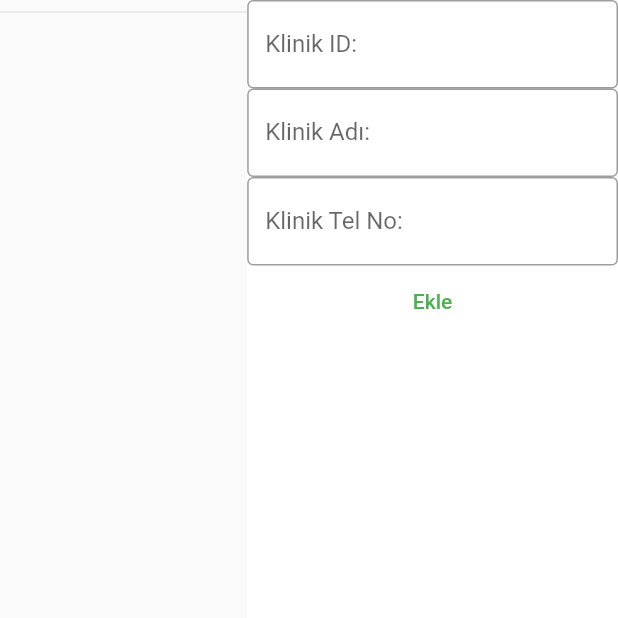
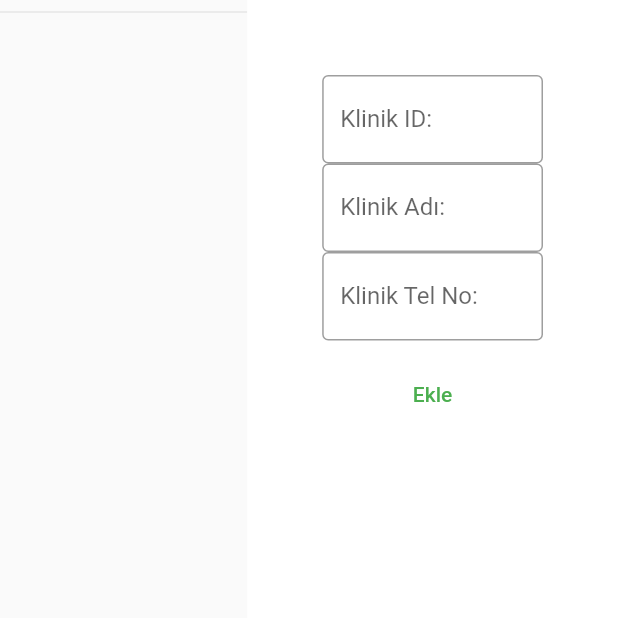
Before and after one commit to malibayram/sifa-poliklinigi, a Flutter app: the KlinikTab screen opened directly, on a phone screen of 412 x 824 dp, the top half of it. Run offline on Flutter 3.47's test engine with Material 2 defaults, Android fonts, the phone set to English and light mode, and no system bars; our stand-ins replace cloud_firestore, firebase_auth, firebase_core, fluttertoast, hive, hive_flutter; accounts and stored records are empty.

Commit message:
Update klinik_tab.dart

```diff
--- a/poliklinik/lib/pages/admin_tabs/klinik_tab.dart
+++ b/poliklinik/lib/pages/admin_tabs/klinik_tab.dart
@@ -48,6 +48,8 @@ class KlinikTab extends StatelessWidget {
                   child: LayoutBuilder(
                     builder: (context, constraints) => Container(
                       color: Colors.white,
+                      padding: const EdgeInsets.symmetric(
+                          horizontal: 50, vertical: 50),
                       child: Column(
                         children: [
                           Center(),
@@ -70,6 +72,7 @@ class KlinikTab extends StatelessWidget {
                               border: OutlineInputBorder(),
                               labelText: "Klinik Tel No:",
                             ),
+                            onChanged: (d) => klinikTel = d,
                           ),
                           TextButton(
                             onPressed: () {
@@ -79,7 +82,11 @@ class KlinikTab extends StatelessWidget {
                                 'Klinik Tel No': klinikTel,
                               });
                             },
-                            child: Text("Ekle"),
+                            child: Padding(
+                              padding: const EdgeInsets.symmetric(
+                                  horizontal: 20, vertical: 20),
+                              child: Text("Ekle"),
+                            ),
                           ),
                         ],
                       ),
```
